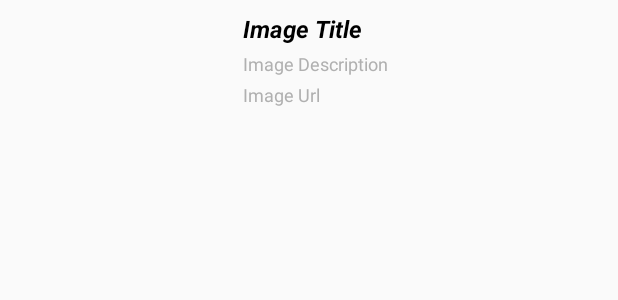
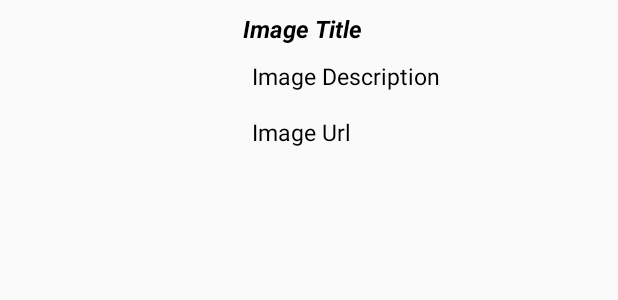
Before and after one commit to amberrz/imgur-browser, an Android app: the layout item_gallery_image.xml on its own in the app's theme, with its tools: preview values and no code run, on a phone screen of 412 x 824 dp. Shown: the top 300 px of the screen. Run offline under Robolectric (Android 15) with nearby library versions, the phone set to English and light mode, and no system bars; network calls fail.

```diff
--- a/app/src/main/java/edu/cnm/deepdive/imgurbrowser/view/GalleryListAdapter.java
+++ b/app/src/main/java/edu/cnm/deepdive/imgurbrowser/view/GalleryListAdapter.java
@@ -62,8 +62,8 @@ public class GalleryListAdapter extends
 
     public GalleryViewHolder(@NonNull View itemView) {
       super(itemView);
-      title = itemView.findViewById(R.id.title);
-      description = itemView.findViewById(R.id.description);
+      title = itemView.findViewById(R.id.gallery_title);
+      description = itemView.findViewById(R.id.gallery_description);
       imageSpinner = itemView.findViewById(R.id.gallery_search_spinner);
 
     }
--- a/app/src/main/res/layout/gallery_list.xml
+++ b/app/src/main/res/layout/gallery_list.xml
@@ -2,8 +2,11 @@
 <androidx.constraintlayout.widget.ConstraintLayout
   xmlns:android="http://schemas.android.com/apk/res/android"
   xmlns:app="http://schemas.android.com/apk/res-auto"
+  xmlns:tools="http://schemas.android.com/tools"
   android:layout_width="match_parent"
-  android:layout_height="match_parent">
+  android:layout_height="match_parent"
+  tools:context=".controller.GallerySearchFragment"
+  >
 
   <androidx.recyclerview.widget.RecyclerView
     android:id="@+id/recycler_view"
--- a/app/src/main/res/layout/custom_gallery_search_spinner_item.xml
+++ b/app/src/main/res/layout/item_gallery_image.xml
@@ -9,47 +9,47 @@
   android:padding="4dp">
 
   <ImageView
-    android:id="@+id/custom_spinner_image"
+    android:id="@+id/image_gallery_search"
     android:layout_width="150dp"
     android:layout_height="wrap_content"
     android:scaleType="centerInside"
     android:adjustViewBounds="true"
     app:layout_constraintStart_toStartOf="parent"
     app:layout_constraintTop_toTopOf="parent"
-    app:layout_constraintEnd_toStartOf="@id/custom_spinner_title"
+    app:layout_constraintEnd_toStartOf="@id/custom_title"
     android:layout_margin="4dp"
     android:contentDescription="@string/gallery_image"
     />
 
   <TextView
-    android:id="@+id/custom_spinner_title"
+    android:id="@+id/custom_title"
     style="@style/TitleText"
     android:layout_width="wrap_content"
     android:layout_height="wrap_content"
     android:text="@string/image_title"
-    app:layout_constraintStart_toEndOf="@id/custom_spinner_image"
+    app:layout_constraintStart_toEndOf="@id/image_gallery_search"
     app:layout_constraintTop_toTopOf="parent"
     android:layout_margin="4dp"/>
 
   <TextView
-    android:id="@+id/custom_spinner_description"
+    android:id="@+id/custom_description"
     style="@style/Description"
     android:layout_width="wrap_content"
     android:layout_height="wrap_content"
     android:text="@string/image_description"
-    app:layout_constraintStart_toEndOf="@id/custom_spinner_image"
-    app:layout_constraintTop_toBottomOf="@id/custom_spinner_title"
+    app:layout_constraintStart_toEndOf="@id/image_gallery_search"
+    app:layout_constraintTop_toBottomOf="@id/custom_title"
     android:layout_margin="4dp"
     />
 
   <TextView
-    android:id="@+id/custom_spinner_url"
+    android:id="@+id/custom_spinner"
     style="@style/Description"
     android:layout_width="wrap_content"
     android:layout_height="wrap_content"
     android:text="@string/image_url"
-    app:layout_constraintTop_toBottomOf="@id/custom_spinner_description"
-    app:layout_constraintStart_toEndOf="@id/custom_spinner_image"
+    app:layout_constraintTop_toBottomOf="@id/custom_description"
+    app:layout_constraintStart_toEndOf="@id/image_gallery_search"
     android:layout_margin="4dp"
     />
 
--- a/app/src/main/res/values/strings.xml
+++ b/app/src/main/res/values/strings.xml
@@ -3,9 +3,7 @@
 
   <!-- TODO: Remove or change this placeholder text -->
   <string name="hello_blank_fragment">Hello blank fragment</string>
-  <string name="image_title">Image Title</string>
   <string name="gallery_image">Gallery Image</string>
-  <string name="image_description">Image Description</string>
   <string name="image_url">Image Url</string>
   <string name="image_id">Image Id</string>
   <string name="image_datetime">Image Datetime</string>
@@ -16,4 +14,6 @@
   <string name="image_views">Image Views</string>
   <string name="image_bandwidth">Image Bandwidth</string>
   <string name="close_image_dialog">close</string>
+  <string name="image_title">Image Title</string>
+  <string name="image_description">Image Description</string>
 </resources>
--- a/app/src/main/res/values/styles.xml
+++ b/app/src/main/res/values/styles.xml
@@ -15,9 +15,18 @@
   </style>
 
   <style name="Description" parent="AppTheme">
-  <item name="android:textSize">12sp</item>
-  <item name="android:textStyle">normal</item>
-  <item name="android:textColor">@color/lightText</item>
+  <item name="android:textSize">15sp</item>
+    <item name="android:layout_margin">@dimen/half_margin</item>
+    <item name="android:padding">6dp</item>
+    <item name="android:textColor">@android:color/black</item>
   </style>
 
+  <style name="Image_Attribute" parent="AppTheme">
+    <item name="android:layout_margin">@dimen/half_margin</item>
+    <item name="android:textColor">@android:color/black</item>
+    <item name="android:textSize">15sp</item>
+  </style>
+
+
+
 </resources>
```
Also changed, not shown: app/src/main/java/edu/cnm/deepdive/imgurbrowser/ImgurApplication.java (+6 -2 lines), app/src/main/java/edu/cnm/deepdive/imgurbrowser/controller/ImageDetailDialogFragment.java (+18 -6 lines), app/src/main/java/edu/cnm/deepdive/imgurbrowser/view/GalleryImageAdapter.java (+20 -8 lines), app/src/main/res/drawable/border.xml (added, +8 -0 lines), app/src/main/res/layout/fragment_image_detail_dialog.xml (+28 -51 lines), app/src/main/res/layout/item_gallery_image_placeholder.xml (added, +9 -0 lines), app/src/main/res/layout/item_gallery_image_unselectable.xml (added, +7 -0 lines), app/src/main/res/layout/item_gallery_search.xml (+20 -19 lines).
